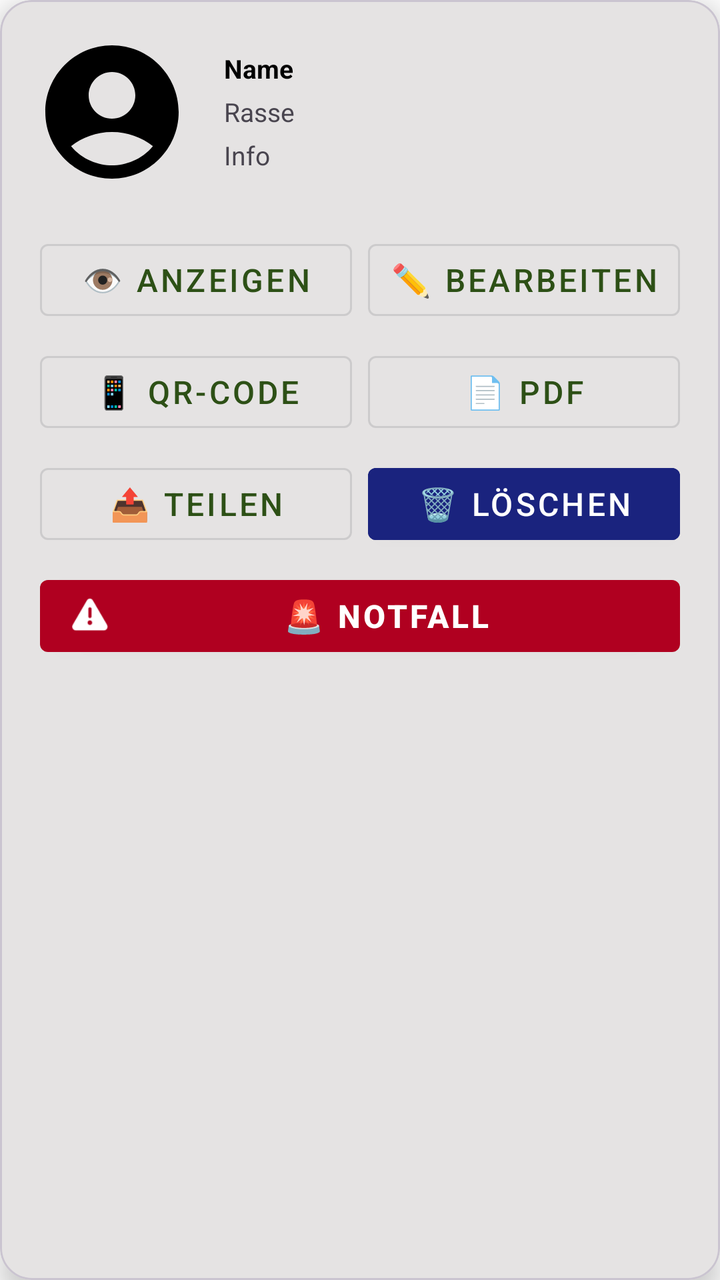
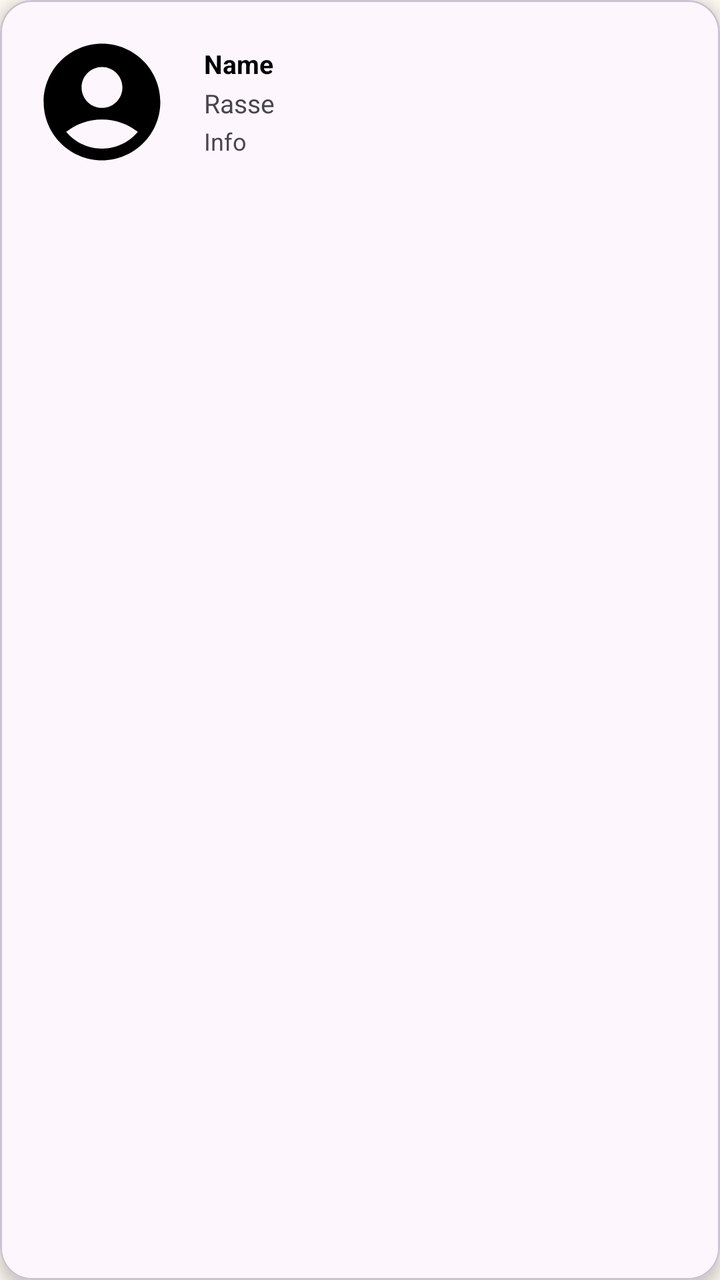

The first picture is an Android layout as it rendered before a commit; the second is the same layout after the commit. The layout source and the unified diff follow.
<!-- AndroidManifest.xml: application theme Theme.HundeWildnis -->
<!-- res/layout/item_dog_profile.xml -->
<?xml version="1.0" encoding="utf-8"?>
<com.google.android.material.card.MaterialCardView
    xmlns:android="http://schemas.android.com/apk/res/android"
    xmlns:app="http://schemas.android.com/apk/res-auto"
    android:layout_width="match_parent"
    android:layout_height="wrap_content"
    android:layout_margin="12dp"
    app:cardCornerRadius="16dp"
    app:cardElevation="8dp"
    android:id="@+id/dogCard">

    <LinearLayout
        android:layout_width="match_parent"
        android:layout_height="wrap_content"
        android:orientation="vertical"
        android:padding="16dp">

        
        <LinearLayout
            android:layout_width="match_parent"
            android:layout_height="wrap_content"
            android:orientation="horizontal"
            android:layout_marginBottom="16dp">

            
            <ImageView
                android:id="@+id/ivPhoto"
                android:layout_width="80dp"
                android:layout_height="80dp"
                android:scaleType="centerCrop"
                android:contentDescription="Hundefoto"
                android:background="@drawable/ic_dog_placeholder"
                app:cornerRadius="12dp" />

            
            <LinearLayout
                android:layout_width="0dp"
                android:layout_height="wrap_content"
                android:layout_weight="1"
                android:orientation="vertical"
                android:layout_marginStart="16dp"
                android:layout_gravity="center_vertical">

                <TextView
                    android:id="@+id/tvName"
                    android:layout_width="wrap_content"
                    android:layout_height="wrap_content"
                    android:text="Name"
                    android:textSize="@dimen/text_body_medium"
                    android:textStyle="bold"
                    android:textColor="?android:attr/textColorPrimary" />

                <TextView
                    android:id="@+id/tvBreed"
                    android:layout_width="wrap_content"
                    android:layout_height="wrap_content"
                    android:text="Rasse"
                    android:textSize="@dimen/text_body_medium"
                    android:textColor="?android:attr/textColorSecondary"
                    android:layout_marginTop="4dp" />

                <TextView
                    android:id="@+id/tvInfo"
                    android:layout_width="wrap_content"
                    android:layout_height="wrap_content"
                    android:text="Info"
                    android:textSize="@dimen/text_body_medium"
                    android:textColor="?android:attr/textColorSecondary"
                    android:layout_marginTop="4dp" />
            </LinearLayout>
        </LinearLayout>

        
        <GridLayout
            android:layout_width="match_parent"
            android:layout_height="wrap_content"
            android:columnCount="2"
            android:rowCount="4"
            android:alignmentMode="alignBounds"
            android:columnOrderPreserved="false">

            
            <com.google.android.material.button.MaterialButton
                android:id="@+id/btnView"
                android:layout_width="0dp"
                android:layout_height="wrap_content"
                android:layout_columnWeight="1"
                android:layout_margin="4dp"
                android:text="👁 Anzeigen"
                android:textSize="@dimen/text_body_medium"
                android:maxLines="1"
                android:ellipsize="end"
                android:paddingStart="8dp"
                android:paddingEnd="8dp"
                style="@style/Widget.MaterialComponents.Button.OutlinedButton" />

            <com.google.android.material.button.MaterialButton
                android:id="@+id/btnEdit"
                android:layout_width="0dp"
                android:layout_height="wrap_content"
                android:layout_columnWeight="1"
                android:layout_margin="4dp"
                android:text="✏️ Bearbeiten"
                android:textSize="@dimen/text_body_medium"
                android:maxLines="1"
                android:ellipsize="end"
                android:paddingStart="8dp"
                android:paddingEnd="8dp"
                style="@style/Widget.MaterialComponents.Button.OutlinedButton" />

            
            <com.google.android.material.button.MaterialButton
                android:id="@+id/btnQR"
                android:layout_width="0dp"
                android:layout_height="wrap_content"
                android:layout_columnWeight="1"
                android:layout_margin="4dp"
                android:text="📱 QR-Code"
                android:textSize="@dimen/text_body_medium"
                android:maxLines="1"
                android:ellipsize="end"
                android:paddingStart="8dp"
                android:paddingEnd="8dp"
                style="@style/Widget.MaterialComponents.Button.OutlinedButton" />

            <com.google.android.material.button.MaterialButton
                android:id="@+id/btnPDF"
                android:layout_width="0dp"
                android:layout_height="wrap_content"
                android:layout_columnWeight="1"
                android:layout_margin="4dp"
                android:text="📄 PDF"
                android:textSize="@dimen/text_body_medium"
                android:maxLines="1"
                android:ellipsize="end"
                android:paddingStart="8dp"
                android:paddingEnd="8dp"
                style="@style/Widget.MaterialComponents.Button.OutlinedButton" />

            
            <com.google.android.material.button.MaterialButton
                android:id="@+id/btnShare"
                android:layout_width="0dp"
                android:layout_height="wrap_content"
                android:layout_columnWeight="1"
                android:layout_margin="4dp"
                android:text="📤 Teilen"
                android:textSize="@dimen/text_body_medium"
                android:maxLines="1"
                android:ellipsize="end"
                android:paddingStart="8dp"
                android:paddingEnd="8dp"
                style="@style/Widget.MaterialComponents.Button.OutlinedButton" />

            <com.google.android.material.button.MaterialButton
                android:id="@+id/btnDelete"
                android:layout_width="0dp"
                android:layout_height="wrap_content"
                android:layout_columnWeight="1"
                android:layout_margin="4dp"
                android:text="🗑️ Löschen"
                android:textSize="@dimen/text_body_medium"
                android:maxLines="1"
                android:ellipsize="end"
                android:paddingStart="8dp"
                android:paddingEnd="8dp"
                android:backgroundTint="#1A237E"
                android:textColor="#FFFFFF"
                style="@style/Widget.MaterialComponents.Button" />

            
            <com.google.android.material.button.MaterialButton
                android:id="@+id/btnEmergency"
                android:layout_width="match_parent"
                android:layout_height="wrap_content"
                android:layout_columnSpan="2"
                android:layout_margin="4dp"
                android:text="🚨 NOTFALL"
                android:textSize="@dimen/text_body_medium"
                android:textStyle="bold"
                android:textColor="#FFFFFF"
                android:maxLines="1"
                app:backgroundTint="#B00020"
                app:icon="@android:drawable/ic_dialog_alert"
                app:iconTint="#FFFFFF"
                style="@style/Widget.MaterialComponents.Button" />
        </GridLayout>

    </LinearLayout>

</com.google.android.material.card.MaterialCardView>
<!-- resources referenced by this layout -->
<resources>
  <dimen name="text_body_medium">14sp</dimen>
  <style name="Theme.HundeWildnis" parent="Base.Theme.HundeWildnis" />
  <style name="Base.Theme.HundeWildnis" parent="Theme.Material3.Light.NoActionBar">
          
          <item name="materialButtonStyle">@style/Widget.App.Button</item>
  
          <item name="colorPrimary">#2d5016</item>
          <item name="colorPrimaryVariant">#1a3009</item>
          <item name="colorOnPrimary">#FFFFFF</item>
          <item name="colorSecondary">#6b8e4e</item>
          <item name="colorSecondaryVariant">#4a6135</item>
          <item name="colorOnSecondary">#000000</item>
          <item name="android:statusBarColor">@android:color/transparent</item>
          <item name="android:navigationBarColor">@android:color/transparent</item>
          <item name="android:windowDrawsSystemBarBackgrounds">true</item>
          <item name="android:windowLightStatusBar">true</item>
          <item name="android:windowLightNavigationBar" tools:targetApi="27">true</item>
          <item name="android:enforceNavigationBarContrast" tools:targetApi="q">false</item>
          <item name="android:enforceStatusBarContrast" tools:targetApi="q">false</item>
  
          
          <item name="colorAccent">#2d5016</item>
          <item name="android:textColorPrimary">#000000</item>
  
          
          <item name="materialAlertDialogTheme">@style/AlertDialogTheme</item>
          <item name="alertDialogTheme">@style/AlertDialogTheme</item>
  
          
          <item name="actionMenuTextColor">#FFFFFF</item>
          <item name="actionOverflowButtonStyle">@style/Widget.App.Overflow</item>
  
          
          <item name="android:windowBackground">#FFFFFF</item>
          <item name="android:colorBackground">#FFFFFF</item>
      </style>
  <style name="Widget.App.Overflow" parent="Widget.AppCompat.ActionButton.Overflow">
          <item name="android:src">@drawable/ic_menu_hamburger</item>
      </style>
  <dimen name="text_button_large">20sp</dimen>
  <style name="DialogButtonStyle.Light" parent="Widget.Material3.Button.TextButton.Dialog">
          
          <item name="android:textColor">#2d5016</item>
  
          
          <item name="android:textSize">13sp</item>
          <item name="android:textAllCaps">false</item>
          <item name="android:maxLines">2</item>
          <item name="android:singleLine">false</item>
          <item name="android:ellipsize">none</item>
          <item name="autoSizeTextType">uniform</item>
          <item name="autoSizeMinTextSize">10sp</item>
          <item name="autoSizeMaxTextSize">16sp</item>
  
          
          <item name="android:paddingStart">2dp</item>
          <item name="android:paddingEnd">2dp</item>
          <item name="android:minWidth">0dp</item>
          <item name="android:insetLeft">0dp</item>
          <item name="android:insetRight">0dp</item>
          <item name="android:insetTop">0dp</item>
          <item name="android:insetBottom">0dp</item>
  
          
          <item name="backgroundTint">@android:color/transparent</item>
  
          
          <item name="rippleColor">#332d5016</item>
      </style>
  <style name="Widget.App.ButtonBar" parent="Widget.AppCompat.ButtonBar.AlertDialog">
          <item name="android:padding">0dp</item>
      </style>
  <!-- drawable ic_menu_hamburger (drawable) -->
  <vector xmlns:android="http://schemas.android.com/apk/res/android"
      android:width="24dp"
      android:height="24dp"
      android:viewportWidth="24"
      android:viewportHeight="24">
      <path
          android:fillColor="#FFFFFF"
          android:pathData="M3,18h18v-2H3V18z M3,13h18v-2H3V13z M3,6v2h18V6H3z" />
  </vector>
  <!-- unchanged entries left out for length: 3 -->
</resources>

<!-- the commit's change to res/layout/item_dog_profile.xml (unified diff, before → after) -->
@@ -6,31 +6,31 @@
     android:layout_height="wrap_content"
     android:layout_margin="12dp"
     app:cardCornerRadius="16dp"
-    app:cardElevation="8dp"
+    app:cardElevation="4dp"
     android:id="@+id/dogCard">
 
     <LinearLayout
         android:layout_width="match_parent"
         android:layout_height="wrap_content"
         android:orientation="vertical"
-        android:padding="16dp">
+        android:padding="12dp">
 
         
         <LinearLayout
             android:layout_width="match_parent"
             android:layout_height="wrap_content"
             android:orientation="horizontal"
-            android:layout_marginBottom="16dp">
+            android:layout_marginBottom="12dp"
+            android:padding="4dp">
 
             
             <ImageView
                 android:id="@+id/ivPhoto"
-                android:layout_width="80dp"
-                android:layout_height="80dp"
+                android:layout_width="70dp"
+                android:layout_height="70dp"
                 android:scaleType="centerCrop"
                 android:contentDescription="Hundefoto"
-                android:background="@drawable/ic_dog_placeholder"
-                app:cornerRadius="12dp" />
+                android:background="@drawable/ic_dog_placeholder" />
 
             
             <LinearLayout
@@ -55,136 +55,37 @@
                     android:layout_width="wrap_content"
                     android:layout_height="wrap_content"
                     android:text="Rasse"
-                    android:textSize="@dimen/text_body_medium"
+                    android:textSize="13sp"
                     android:textColor="?android:attr/textColorSecondary"
-                    android:layout_marginTop="4dp" />
+                    android:layout_marginTop="2dp" />
 
                 <TextView
                     android:id="@+id/tvInfo"
                     android:layout_width="wrap_content"
                     android:layout_height="wrap_content"
                     android:text="Info"
-                    android:textSize="@dimen/text_body_medium"
+                    android:textSize="12sp"
                     android:textColor="?android:attr/textColorSecondary"
-                    android:layout_marginTop="4dp" />
+                    android:layout_marginTop="2dp" />
             </LinearLayout>
         </LinearLayout>
 
         
-        <GridLayout
+        <androidx.recyclerview.widget.RecyclerView
+            android:id="@+id/gridDogActions"
             android:layout_width="match_parent"
             android:layout_height="wrap_content"
-            android:columnCount="2"
-            android:rowCount="4"
-            android:alignmentMode="alignBounds"
-            android:columnOrderPreserved="false">
+            android:nestedScrollingEnabled="false"
+            app:layoutManager="androidx.recyclerview.widget.GridLayoutManager"
+            app:spanCount="3" />
 
-            
-            <com.google.android.material.button.MaterialButton
-                android:id="@+id/btnView"
-                android:layout_width="0dp"
-                android:layout_height="wrap_content"
-                android:layout_columnWeight="1"
-                android:layout_margin="4dp"
-                android:text="👁 Anzeigen"
-                android:textSize="@dimen/text_body_medium"
-                android:maxLines="1"
-                android:ellipsize="end"
-                android:paddingStart="8dp"
-                android:paddingEnd="8dp"
-                style="@style/Widget.MaterialComponents.Button.OutlinedButton" />
-
-            <com.google.android.material.button.MaterialButton
-                android:id="@+id/btnEdit"
-                android:layout_width="0dp"
-                android:layout_height="wrap_content"
-                android:layout_columnWeight="1"
-                android:layout_margin="4dp"
-                android:text="✏️ Bearbeiten"
-                android:textSize="@dimen/text_body_medium"
-                android:maxLines="1"
-                android:ellipsize="end"
-                android:paddingStart="8dp"
-                android:paddingEnd="8dp"
-                style="@style/Widget.MaterialComponents.Button.OutlinedButton" />
-
-            
-            <com.google.android.material.button.MaterialButton
-                android:id="@+id/btnQR"
-                android:layout_width="0dp"
-                android:layout_height="wrap_content"
-                android:layout_columnWeight="1"
-                android:layout_margin="4dp"
-                android:text="📱 QR-Code"
-                android:textSize="@dimen/text_body_medium"
-                android:maxLines="1"
-                android:ellipsize="end"
-                android:paddingStart="8dp"
-                android:paddingEnd="8dp"
-                style="@style/Widget.MaterialComponents.Button.OutlinedButton" />
-
-            <com.google.android.material.button.MaterialButton
-                android:id="@+id/btnPDF"
-                android:layout_width="0dp"
-                android:layout_height="wrap_content"
-                android:layout_columnWeight="1"
-                android:layout_margin="4dp"
-                android:text="📄 PDF"
-                android:textSize="@dimen/text_body_medium"
-                android:maxLines="1"
-                android:ellipsize="end"
-                android:paddingStart="8dp"
-                android:paddingEnd="8dp"
-                style="@style/Widget.MaterialComponents.Button.OutlinedButton" />
-
-            
-            <com.google.android.material.button.MaterialButton
-                android:id="@+id/btnShare"
-                android:layout_width="0dp"
-                android:layout_height="wrap_content"
-                android:layout_columnWeight="1"
-                android:layout_margin="4dp"
-                android:text="📤 Teilen"
-                android:textSize="@dimen/text_body_medium"
-                android:maxLines="1"
-                android:ellipsize="end"
-                android:paddingStart="8dp"
-                android:paddingEnd="8dp"
-                style="@style/Widget.MaterialComponents.Button.OutlinedButton" />
-
-            <com.google.android.material.button.MaterialButton
-                android:id="@+id/btnDelete"
-                android:layout_width="0dp"
-                android:layout_height="wrap_content"
-                android:layout_columnWeight="1"
-                android:layout_margin="4dp"
-                android:text="🗑️ Löschen"
-                android:textSize="@dimen/text_body_medium"
-                android:maxLines="1"
-                android:ellipsize="end"
-                android:paddingStart="8dp"
-                android:paddingEnd="8dp"
-                android:backgroundTint="#1A237E"
-                android:textColor="#FFFFFF"
-                style="@style/Widget.MaterialComponents.Button" />
-
-            
-            <com.google.android.material.button.MaterialButton
-                android:id="@+id/btnEmergency"
-                android:layout_width="match_parent"
-                android:layout_height="wrap_content"
-                android:layout_columnSpan="2"
-                android:layout_margin="4dp"
-                android:text="🚨 NOTFALL"
-                android:textSize="@dimen/text_body_medium"
-                android:textStyle="bold"
-                android:textColor="#FFFFFF"
-                android:maxLines="1"
-                app:backgroundTint="#B00020"
-                app:icon="@android:drawable/ic_dialog_alert"
-                app:iconTint="#FFFFFF"
-                style="@style/Widget.MaterialComponents.Button" />
-        </GridLayout>
+        <androidx.recyclerview.widget.RecyclerView
+            android:id="@+id/gridDogEmergency"
+            android:layout_width="match_parent"
+            android:layout_height="wrap_content"
+            android:nestedScrollingEnabled="false"
+            app:layoutManager="androidx.recyclerview.widget.GridLayoutManager"
+            app:spanCount="1" />
 
     </LinearLayout>
 
<!-- resource entries referenced after the edit -->
@@ -6,14 +6,12 @@
           
           <item name="materialButtonStyle">@style/Widget.App.Button</item>
   
-          <item name="colorPrimary">#2d5016</item>
-          <item name="colorPrimaryVariant">#1a3009</item>
-          <item name="colorOnPrimary">#FFFFFF</item>
-          <item name="colorSecondary">#6b8e4e</item>
-          <item name="colorSecondaryVariant">#4a6135</item>
-          <item name="colorOnSecondary">#000000</item>
-          <item name="android:statusBarColor">@android:color/transparent</item>
-          <item name="android:navigationBarColor">@android:color/transparent</item>
+          <item name="colorPrimary">@color/rd_bg_light</item>
+          <item name="colorOnPrimary">@color/rd_text_primary_light</item>
+          <item name="colorSecondary">@color/rd_group2_accent_light</item>
+          <item name="colorOnSecondary">#FFFFFF</item>
+          <item name="android:statusBarColor">@color/rd_bg_light</item>
+          <item name="android:navigationBarColor">@color/rd_bg_light</item>
           <item name="android:windowDrawsSystemBarBackgrounds">true</item>
           <item name="android:windowLightStatusBar">true</item>
           <item name="android:windowLightNavigationBar" tools:targetApi="27">true</item>
@@ -21,7 +19,7 @@
           <item name="android:enforceStatusBarContrast" tools:targetApi="q">false</item>
   
           
-          <item name="colorAccent">#2d5016</item>
+          <item name="colorAccent">@color/rd_group2_accent_light</item>
           <item name="android:textColorPrimary">#000000</item>
   
           
@@ -29,20 +27,23 @@
           <item name="alertDialogTheme">@style/AlertDialogTheme</item>
   
           
-          <item name="actionMenuTextColor">#FFFFFF</item>
+          <item name="actionMenuTextColor">@color/rd_text_primary_light</item>
           <item name="actionOverflowButtonStyle">@style/Widget.App.Overflow</item>
   
           
-          <item name="android:windowBackground">#FFFFFF</item>
-          <item name="android:colorBackground">#FFFFFF</item>
+          <item name="android:windowBackground">@color/rd_bg_light</item>
+          <item name="android:colorBackground">@color/rd_bg_light</item>
       </style>
+  <color name="rd_bg_light">#FAF7F0</color>
+  <color name="rd_text_primary_light">#2B2620</color>
+  <color name="rd_group2_accent_light">#8A7A1F</color>
   <style name="Widget.App.Overflow" parent="Widget.AppCompat.ActionButton.Overflow">
           <item name="android:src">@drawable/ic_menu_hamburger</item>
       </style>
   <dimen name="text_button_large">20sp</dimen>
   <style name="DialogButtonStyle.Light" parent="Widget.Material3.Button.TextButton.Dialog">
           
-          <item name="android:textColor">#2d5016</item>
+          <item name="android:textColor">?attr/colorSecondary</item>
   
           
           <item name="android:textSize">13sp</item>
